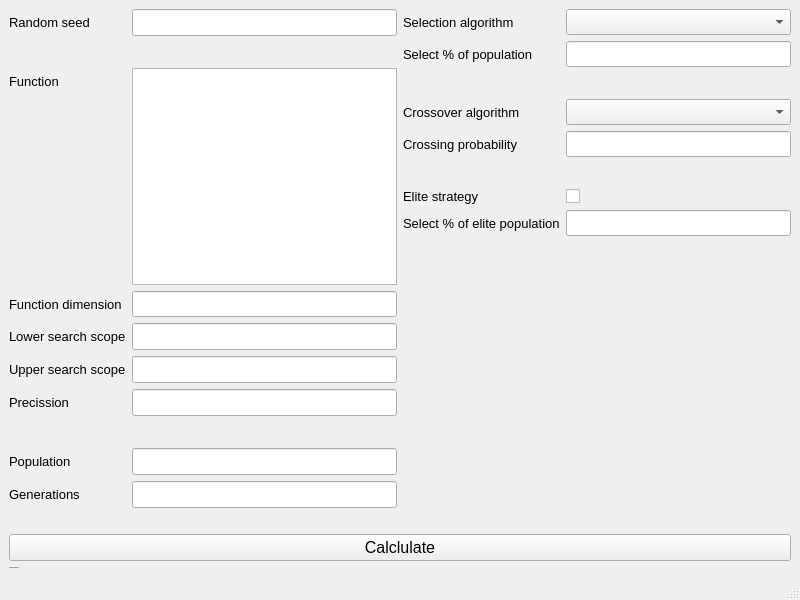
The window that App/MainDashboard/_src/mainwindow.ui (Corel-Cormen/ClassicGenAlgo) describes before a commit, drawn with Qt 5.
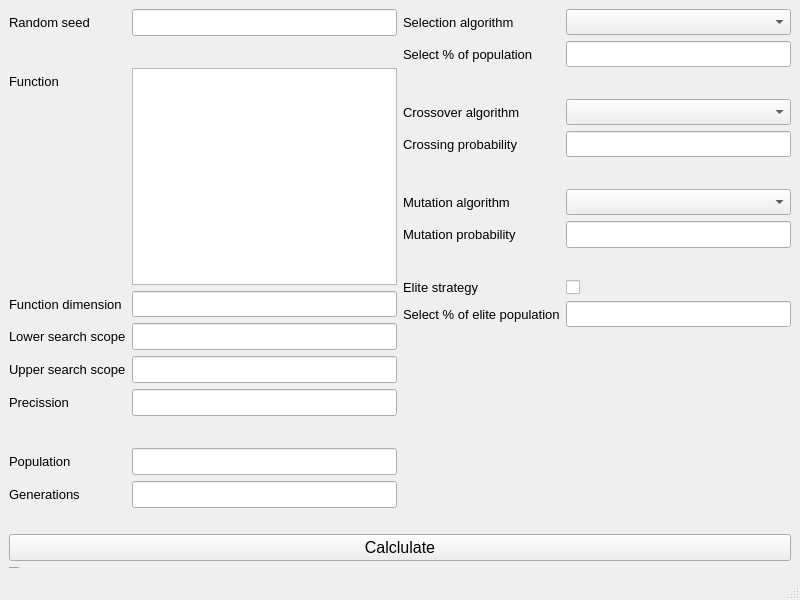
The same window after the commit.

```diff
--- a/App/MainDashboard/_src/mainwindow.ui
+++ b/App/MainDashboard/_src/mainwindow.ui
@@ -377,6 +377,74 @@
          </spacer>
         </item>
         <item row="6" column="0">
+         <widget class="QLabel" name="label_16">
+          <property name="font">
+           <font>
+            <pointsize>10</pointsize>
+           </font>
+          </property>
+          <property name="text">
+           <string>Mutation algorithm</string>
+          </property>
+         </widget>
+        </item>
+        <item row="6" column="1">
+         <widget class="QComboBox" name="mutationAlgoComboBox">
+          <property name="font">
+           <font>
+            <pointsize>11</pointsize>
+           </font>
+          </property>
+         </widget>
+        </item>
+        <item row="7" column="0">
+         <widget class="QLabel" name="label_17">
+          <property name="font">
+           <font>
+            <pointsize>10</pointsize>
+           </font>
+          </property>
+          <property name="text">
+           <string>Mutation probability</string>
+          </property>
+         </widget>
+        </item>
+        <item row="7" column="1">
+         <widget class="QLineEdit" name="mutationProbabilityLine">
+          <property name="font">
+           <font>
+            <pointsize>12</pointsize>
+           </font>
+          </property>
+         </widget>
+        </item>
+        <item row="8" column="0">
+         <spacer name="horizontalSpacer_10">
+          <property name="orientation">
+           <enum>Qt::Orientation::Horizontal</enum>
+          </property>
+          <property name="sizeHint" stdset="0">
+           <size>
+            <width>40</width>
+            <height>20</height>
+           </size>
+          </property>
+         </spacer>
+        </item>
+        <item row="8" column="1">
+         <spacer name="horizontalSpacer_11">
+          <property name="orientation">
+           <enum>Qt::Orientation::Horizontal</enum>
+          </property>
+          <property name="sizeHint" stdset="0">
+           <size>
+            <width>40</width>
+            <height>20</height>
+           </size>
+          </property>
+         </spacer>
+        </item>
+        <item row="9" column="0">
          <widget class="QLabel" name="label_11">
           <property name="font">
            <font>
@@ -388,7 +456,7 @@
           </property>
          </widget>
         </item>
-        <item row="6" column="1">
+        <item row="9" column="1">
          <widget class="QCheckBox" name="eliteStrategyCheckBox">
           <property name="font">
            <font>
@@ -400,7 +468,7 @@
           </property>
          </widget>
         </item>
-        <item row="7" column="0">
+        <item row="10" column="0">
          <widget class="QLabel" name="label_12">
           <property name="font">
            <font>
@@ -412,7 +480,7 @@
           </property>
          </widget>
         </item>
-        <item row="7" column="1">
+        <item row="10" column="1">
          <widget class="QLineEdit" name="elitePopulationLine">
           <property name="font">
            <font>
```
Left out of the diff: 42 changed lines with no effect on the pictures.
